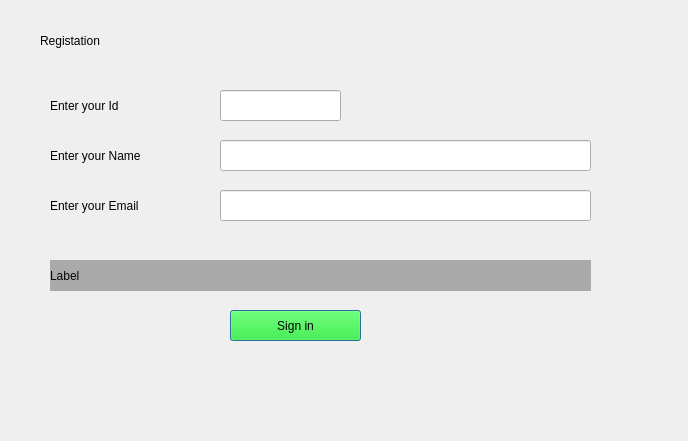
Before: the Qt Designer form ShadowGui/RegistationUi.ui in Vidhinpatel08/Shadow-Voice_Assistant, drawn with Qt 5.
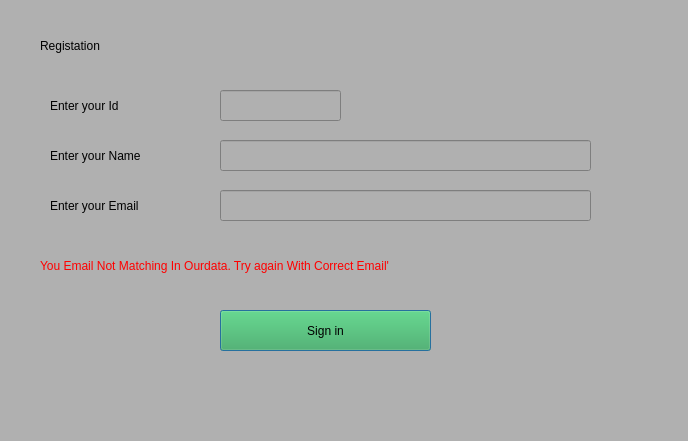
After: the same form once the commit is applied.

```diff
--- a/ShadowGui/RegistationUi.ui
+++ b/ShadowGui/RegistationUi.ui
@@ -26,7 +26,7 @@
    <string>Dialog</string>
   </property>
   <property name="styleSheet">
-   <string notr="true"/>
+   <string notr="true">background-color: rgb(176, 176, 176);</string>
   </property>
   <widget class="QLabel" name="label">
    <property name="geometry">
@@ -38,8 +38,7 @@
     </rect>
    </property>
    <property name="styleSheet">
-    <string notr="true">color: rgb(0, 0, 0);
-font: 85 10pt &quot;MS Shell Dlg 2&quot;;</string>
+    <string notr="true">font: 85 11pt &quot;MS Shell Dlg 2&quot;;</string>
    </property>
    <property name="text">
     <string>Enter your Id</string>
@@ -82,46 +81,27 @@
   <widget class="QPushButton" name="button">
    <property name="geometry">
     <rect>
-     <x>230</x>
+     <x>220</x>
      <y>310</y>
-     <width>131</width>
-     <height>31</height>
+     <width>211</width>
+     <height>41</height>
     </rect>
    </property>
    <property name="styleSheet">
-    <string notr="true">font: 75 14pt &quot;MS Shell Dlg 2&quot;;
-background-color: rgb(0, 255, 0);
-</string>
+    <string notr="true">font: 87 italic 12pt &quot;Segoe UI Black&quot;;
+background-color: rgb(55, 170, 82);</string>
    </property>
    <property name="text">
     <string>Sign in</string>
    </property>
   </widget>
-  <widget class="QLabel" name="warning">
-   <property name="geometry">
-    <rect>
-     <x>50</x>
-     <y>260</y>
-     <width>541</width>
-     <height>31</height>
-    </rect>
-   </property>
-   <property name="styleSheet">
-    <string notr="true">color:rgb(6, 6, 6);
-font: 75 10pt &quot;MS Shell Dlg 2&quot;;
-background-color: rgb(170, 170, 170);</string>
-   </property>
-   <property name="text">
-    <string>Label</string>
-   </property>
-  </widget>
   <widget class="QLabel" name="label_5">
    <property name="geometry">
     <rect>
      <x>40</x>
      <y>20</y>
      <width>541</width>
-     <height>41</height>
+     <height>51</height>
     </rect>
    </property>
    <property name="styleSheet">
@@ -140,6 +120,9 @@
      <height>31</height>
     </rect>
    </property>
+   <property name="styleSheet">
+    <string notr="true">font: 75 11pt &quot;MS Shell Dlg 2&quot;;</string>
+   </property>
   </widget>
   <widget class="QLineEdit" name="nameEdit">
    <property name="geometry">
@@ -150,6 +133,9 @@
      <height>31</height>
     </rect>
    </property>
+   <property name="styleSheet">
+    <string notr="true">font: 75 11pt &quot;MS Shell Dlg 2&quot;;</string>
+   </property>
   </widget>
   <widget class="QLineEdit" name="emailEdit">
    <property name="geometry">
@@ -159,6 +145,27 @@
      <width>371</width>
      <height>31</height>
     </rect>
+   </property>
+   <property name="styleSheet">
+    <string notr="true">font: 75 11pt &quot;MS Shell Dlg 2&quot;;</string>
+   </property>
+  </widget>
+  <widget class="QLabel" name="warning">
+   <property name="geometry">
+    <rect>
+     <x>40</x>
+     <y>240</y>
+     <width>621</width>
+     <height>51</height>
+    </rect>
+   </property>
+   <property name="styleSheet">
+    <string notr="true">font: 87 italic 11pt &quot;Segoe UI Black&quot;;
+color: rgb(255, 0, 0);
+selection-background-color: rgb(255, 255, 255);</string>
+   </property>
+   <property name="text">
+    <string>You Email Not Matching In Ourdata. Try again With Correct Email'</string>
    </property>
   </widget>
  </widget>
```
Left out of the diff: 7 changed lines with no effect on the pictures.
